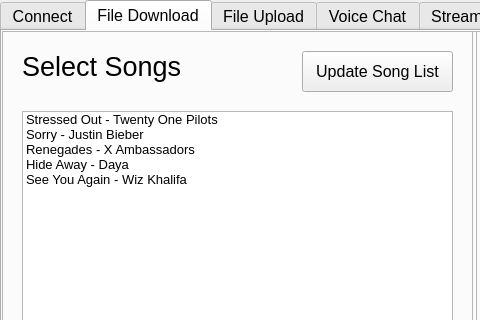
MartinMinkov/Comm-Audio, file Client/client.ui: the form before one commit; both pictures show x 0 to 480 and y 0 to 320 of the 968 by 542 pixel window.
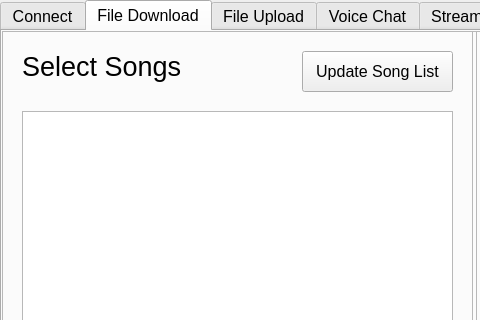
The form after the commit. The open tabs and pages were chosen to show the change. Icons and pictures are not drawn.

Commit message: Change file downloading to use actual files from server instead of hardcoded song.  TODO: There is a bug where the file won't fully write until client is closed.

```diff
--- a/Client/client.ui
+++ b/Client/client.ui
@@ -221,31 +221,6 @@
      <property name="autoFillBackground">
       <bool>false</bool>
      </property>
-     <item>
-      <property name="text">
-       <string>Stressed Out - Twenty One Pilots</string>
-      </property>
-     </item>
-     <item>
-      <property name="text">
-       <string>Sorry - Justin Bieber</string>
-      </property>
-     </item>
-     <item>
-      <property name="text">
-       <string>Renegades - X Ambassadors</string>
-      </property>
-     </item>
-     <item>
-      <property name="text">
-       <string>Hide Away - Daya</string>
-      </property>
-     </item>
-     <item>
-      <property name="text">
-       <string>See You Again - Wiz Khalifa</string>
-      </property>
-     </item>
     </widget>
     <widget class="QFrame" name="panel_bg_client_filedownload_1">
      <property name="geometry">
```
Left out of the diff: 27 changed lines with no effect on the pictures. The commit also changes 2 other files.
